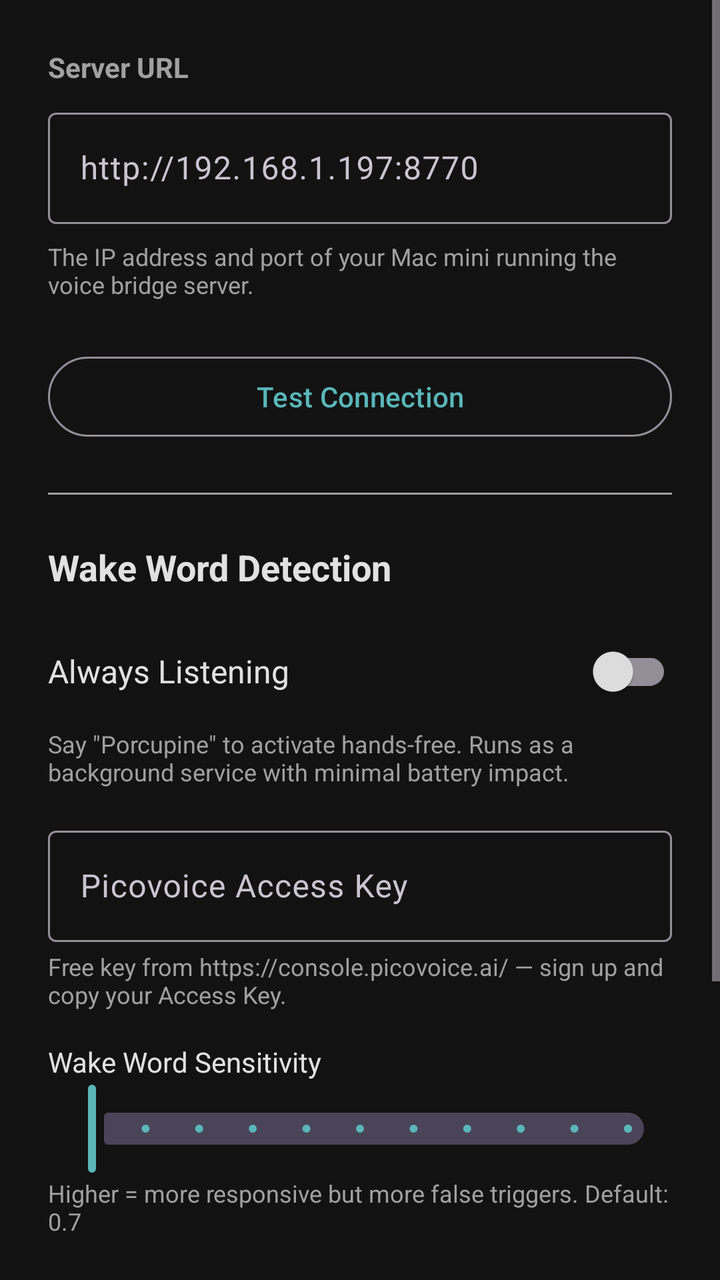
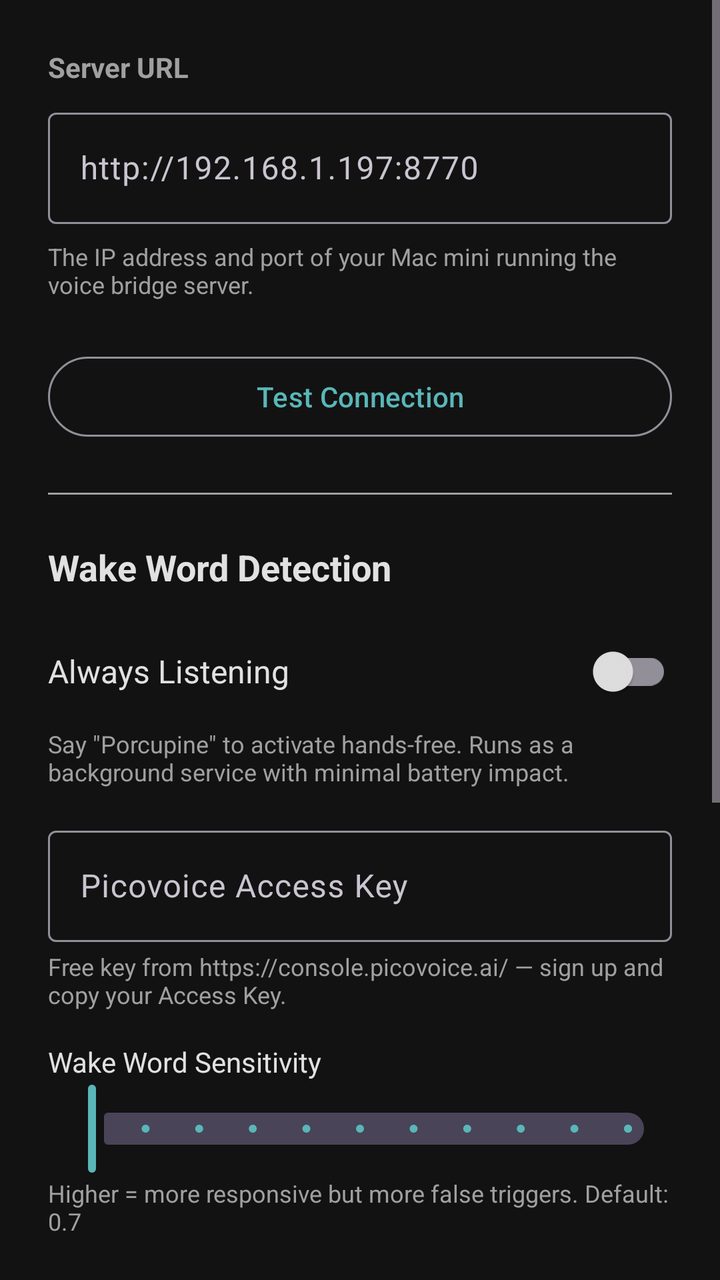

Compare the two renders of this Android layout. The source of the first and the diff that turns it into the second are given below.
<!-- AndroidManifest.xml: application theme Theme.ClawdVoice -->
<!-- res/layout/activity_settings.xml -->
<?xml version="1.0" encoding="utf-8"?>
<ScrollView
    xmlns:android="http://schemas.android.com/apk/res/android"
    xmlns:tools="http://schemas.android.com/tools"
    android:layout_width="match_parent"
    android:layout_height="match_parent"
    android:background="@color/background"
    tools:context=".SettingsActivity">

    <LinearLayout
        android:layout_width="match_parent"
        android:layout_height="wrap_content"
        android:orientation="vertical"
        android:padding="24dp">

        
        <TextView
            android:layout_width="wrap_content"
            android:layout_height="wrap_content"
            android:text="@string/server_url"
            android:textSize="14sp"
            android:textColor="@color/on_surface_variant"
            android:textStyle="bold" />

        <com.google.android.material.textfield.TextInputLayout
            android:layout_width="match_parent"
            android:layout_height="wrap_content"
            android:layout_marginTop="8dp"
            android:hint="@string/server_url_hint">

            <com.google.android.material.textfield.TextInputEditText
                android:id="@+id/serverUrlInput"
                android:layout_width="match_parent"
                android:layout_height="wrap_content"
                android:inputType="textUri"
                android:textColor="@color/on_surface" />

        </com.google.android.material.textfield.TextInputLayout>

        <TextView
            android:layout_width="wrap_content"
            android:layout_height="wrap_content"
            android:layout_marginTop="8dp"
            android:text="@string/server_url_description"
            android:textSize="12sp"
            android:textColor="@color/on_surface_variant" />

        <com.google.android.material.button.MaterialButton
            android:id="@+id/testButton"
            android:layout_width="match_parent"
            android:layout_height="wrap_content"
            android:layout_marginTop="24dp"
            android:text="@string/test_connection"
            style="@style/Widget.Material3.Button.OutlinedButton" />

        
        <View
            android:layout_width="match_parent"
            android:layout_height="1dp"
            android:layout_marginVertical="24dp"
            android:background="@color/on_surface_variant" />

        
        <TextView
            android:layout_width="wrap_content"
            android:layout_height="wrap_content"
            android:text="@string/wake_word_section"
            android:textSize="18sp"
            android:textColor="@color/on_surface"
            android:textStyle="bold" />

        <LinearLayout
            android:layout_width="match_parent"
            android:layout_height="wrap_content"
            android:orientation="horizontal"
            android:layout_marginTop="16dp"
            android:gravity="center_vertical">

            <TextView
                android:layout_width="0dp"
                android:layout_height="wrap_content"
                android:layout_weight="1"
                android:text="@string/always_listening"
                android:textSize="16sp"
                android:textColor="@color/on_surface" />

            <com.google.android.material.switchmaterial.SwitchMaterial
                android:id="@+id/wakeWordSwitch"
                android:layout_width="wrap_content"
                android:layout_height="wrap_content" />

        </LinearLayout>

        <TextView
            android:layout_width="wrap_content"
            android:layout_height="wrap_content"
            android:layout_marginTop="4dp"
            android:text="@string/wake_word_description"
            android:textSize="12sp"
            android:textColor="@color/on_surface_variant" />

        <com.google.android.material.textfield.TextInputLayout
            android:layout_width="match_parent"
            android:layout_height="wrap_content"
            android:layout_marginTop="16dp"
            android:hint="@string/porcupine_access_key_hint">

            <com.google.android.material.textfield.TextInputEditText
                android:id="@+id/accessKeyInput"
                android:layout_width="match_parent"
                android:layout_height="wrap_content"
                android:inputType="textPassword"
                android:textColor="@color/on_surface" />

        </com.google.android.material.textfield.TextInputLayout>

        <TextView
            android:layout_width="wrap_content"
            android:layout_height="wrap_content"
            android:layout_marginTop="4dp"
            android:text="@string/access_key_description"
            android:textSize="12sp"
            android:textColor="@color/on_surface_variant" />

        <TextView
            android:layout_width="wrap_content"
            android:layout_height="wrap_content"
            android:layout_marginTop="16dp"
            android:text="@string/sensitivity_label"
            android:textSize="14sp"
            android:textColor="@color/on_surface" />

        <com.google.android.material.slider.Slider
            android:id="@+id/sensitivitySlider"
            android:layout_width="match_parent"
            android:layout_height="wrap_content"
            android:valueFrom="0.0"
            android:valueTo="1.0"
            android:stepSize="0.1" />

        <TextView
            android:layout_width="wrap_content"
            android:layout_height="wrap_content"
            android:text="@string/sensitivity_description"
            android:textSize="12sp"
            android:textColor="@color/on_surface_variant" />

        
        <com.google.android.material.button.MaterialButton
            android:id="@+id/batteryStatusButton"
            android:layout_width="match_parent"
            android:layout_height="wrap_content"
            android:layout_marginTop="24dp"
            android:text="Battery Optimization Status"
            android:icon="@android:drawable/ic_dialog_info"
            style="@style/Widget.Material3.Button.OutlinedButton" />

        
        <com.google.android.material.button.MaterialButton
            android:id="@+id/smsDiagnosticButton"
            android:layout_width="match_parent"
            android:layout_height="wrap_content"
            android:layout_marginTop="8dp"
            android:text="Run SMS Diagnostic"
            style="@style/Widget.Material3.Button.OutlinedButton" />

        
        <com.google.android.material.button.MaterialButton
            android:id="@+id/saveButton"
            android:layout_width="match_parent"
            android:layout_height="wrap_content"
            android:layout_marginTop="16dp"
            android:text="@string/save" />

    </LinearLayout>
</ScrollView>
<!-- resources referenced by this layout -->
<resources>
  <color name="background">#121212</color>
  <color name="on_surface">#E1E1E1</color>
  <color name="on_surface_variant">#A0A0A0</color>
  <string name="access_key_description">Free key from https://console.picovoice.ai/ — sign up and copy your Access Key.</string>
  <string name="always_listening">Always Listening</string>
  <string name="porcupine_access_key_hint">Picovoice Access Key</string>
  <string name="save">Save</string>
  <string name="sensitivity_description">Higher = more responsive but more false triggers. Default: 0.7</string>
  <string name="sensitivity_label">Wake Word Sensitivity</string>
  <string name="server_url">Server URL</string>
  <string name="server_url_description">The IP address and port of your Mac mini running the voice bridge server.</string>
  <string name="server_url_hint">http://192.168.1.197:8770</string>
  <string name="test_connection">Test Connection</string>
  <string name="wake_word_description">Say \"Porcupine\" to activate hands-free. Runs as a background service with minimal battery impact.</string>
  <string name="wake_word_section">Wake Word Detection</string>
  <style name="Theme.ClawdVoice" parent="Theme.Material3.Dark.NoActionBar">
          <item name="colorPrimary">@color/primary</item>
          <item name="colorPrimaryVariant">@color/primary_variant</item>
          <item name="colorOnPrimary">@color/on_primary</item>
          <item name="android:colorBackground">@color/background</item>
          <item name="colorSurface">@color/surface</item>
          <item name="colorOnSurface">@color/on_surface</item>
          <item name="colorError">@color/error</item>
          <item name="android:statusBarColor">@color/surface</item>
          <item name="android:navigationBarColor">@color/background</item>
      </style>
  <color name="primary">#5AB6B8</color>
  <color name="primary_variant">#3D8F93</color>
  <color name="on_primary">#FFFFFF</color>
  <color name="surface">#1E1E1E</color>
  <color name="error">#CF6679</color>
</resources>

<!-- the commit's change to res/layout/activity_settings.xml (unified diff, before → after) -->
@@ -146,6 +146,52 @@
             android:textColor="@color/on_surface_variant" />
 
         
+        <View
+            android:layout_width="match_parent"
+            android:layout_height="1dp"
+            android:layout_marginVertical="24dp"
+            android:background="@color/on_surface_variant" />
+
+        
+        <TextView
+            android:layout_width="wrap_content"
+            android:layout_height="wrap_content"
+            android:text="Notification Bridge"
+            android:textSize="18sp"
+            android:textColor="@color/on_surface"
+            android:textStyle="bold" />
+
+        <LinearLayout
+            android:layout_width="match_parent"
+            android:layout_height="wrap_content"
+            android:orientation="horizontal"
+            android:layout_marginTop="16dp"
+            android:gravity="center_vertical">
+
+            <TextView
+                android:layout_width="0dp"
+                android:layout_height="wrap_content"
+                android:layout_weight="1"
+                android:text="Forward notifications to Clawd"
+                android:textSize="16sp"
+                android:textColor="@color/on_surface" />
+
+            <com.google.android.material.switchmaterial.SwitchMaterial
+                android:id="@+id/notificationBridgeSwitch"
+                android:layout_width="wrap_content"
+                android:layout_height="wrap_content" />
+
+        </LinearLayout>
+
+        <TextView
+            android:layout_width="wrap_content"
+            android:layout_height="wrap_content"
+            android:layout_marginTop="4dp"
+            android:text="When enabled, SMS, email, and messaging app notifications are forwarded to OpenClaw for processing. Disable to reduce token usage."
+            android:textSize="12sp"
+            android:textColor="@color/on_surface_variant" />
+
+        
         <com.google.android.material.button.MaterialButton
             android:id="@+id/batteryStatusButton"
             android:layout_width="match_parent"
